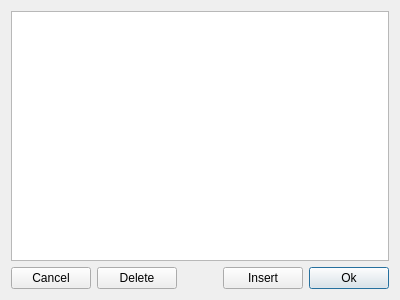
Before: the Qt Designer form dialog/editdocument.ui in ytxerp/ytx-client, drawn with Qt 5.
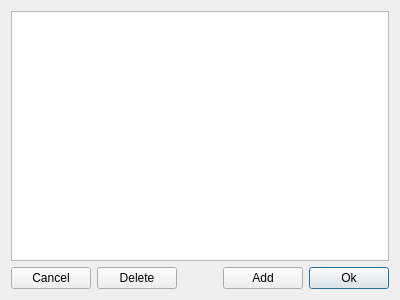
After: the same form once the commit is applied.

Diff of the .ui file:
```diff
--- a/dialog/editdocument.ui
+++ b/dialog/editdocument.ui
@@ -59,7 +59,7 @@
      <item>
       <widget class="QPushButton" name="pBtnInsert">
        <property name="text">
-        <string>Insert</string>
+        <string>Add</string>
        </property>
       </widget>
      </item>
```
Left out of the diff: 7 changed lines with no effect on the pictures.
